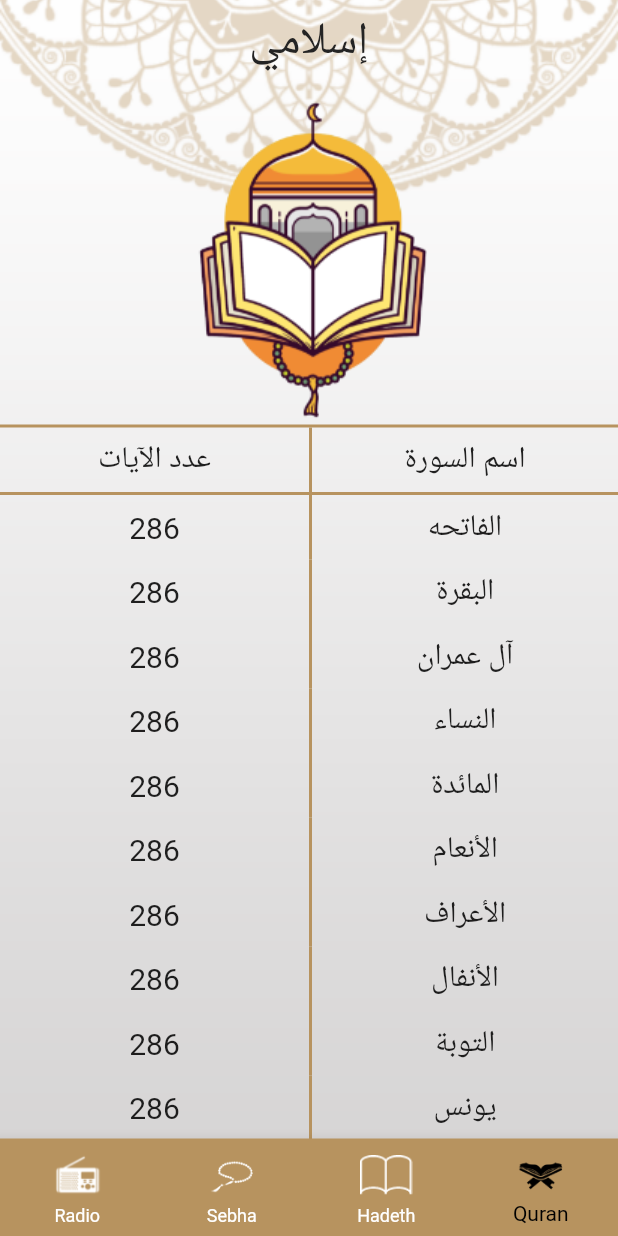
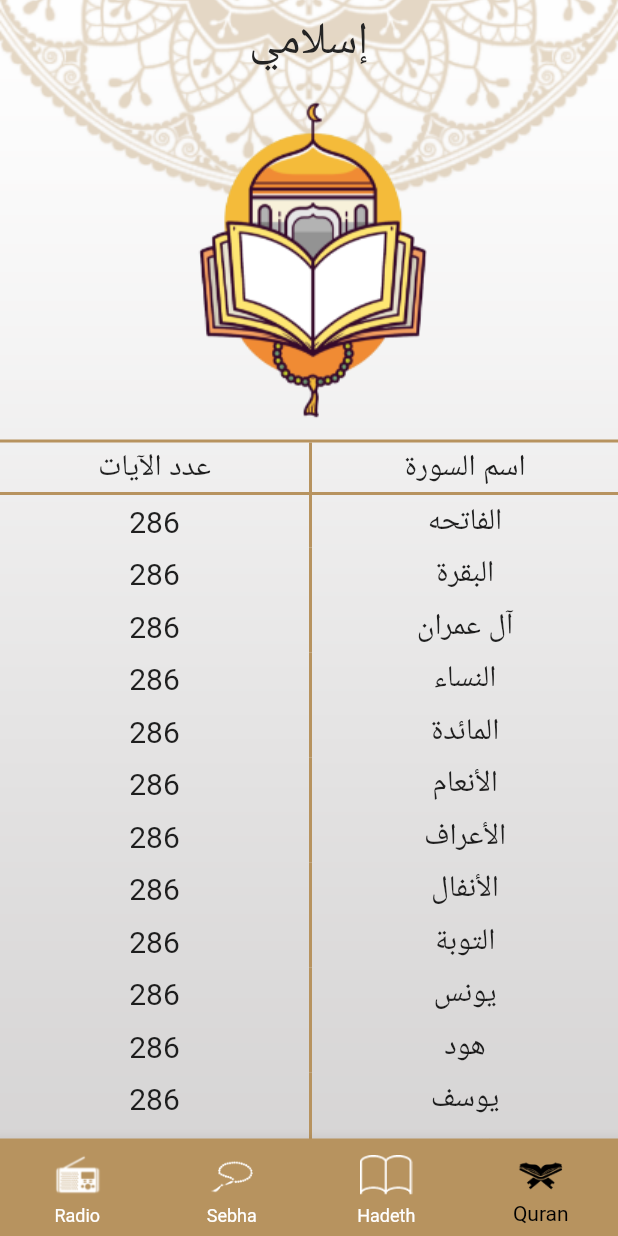
Before and after one commit to A7medabdelaty/Islami, a Flutter app: the screen it shows after launch, on a phone screen of 412 x 824 dp. Run offline on Flutter 3.47's test engine with Material 2 defaults, Android fonts, the phone set to English and light mode, and no system bars.

Commit message:
update sura_details.dart [add verses number]

```diff
--- a/lib/home_screen/quran_tab/quran_tab.dart
+++ b/lib/home_screen/quran_tab/quran_tab.dart
@@ -15,6 +15,7 @@ class QuranTab extends StatelessWidget {
         child: Column(
           children: [
             Image.asset('assets/images/qur2an_screen_logo.png'),
+            const SizedBox(height: 10,),
             Column(
               children: [
                 tableHead('عدد الآيات', 'اسم السورة'),
@@ -54,7 +55,7 @@ Widget tableHead(String txt1, String txt2) {
         ),
         Expanded(
           child: Container(
-            padding: const EdgeInsets.all(8),
+            padding: const EdgeInsets.all(3),
             alignment: Alignment.center,
             decoration: BoxDecoration(
               border: Border(
@@ -92,7 +93,7 @@ Widget tableRow(String num, String name, int index, context) {
         ),
         Expanded(
           child: Container(
-            padding: const EdgeInsets.all(8),
+            padding: const EdgeInsets.all(4),
             alignment: Alignment.center,
             decoration: BoxDecoration(
               border: Border(
--- a/lib/home_screen/quran_tab/sura_details.dart
+++ b/lib/home_screen/quran_tab/sura_details.dart
@@ -5,7 +5,7 @@ import 'package:islami/theme.dart';
 
 class SuraDetails extends StatefulWidget {
   const SuraDetails({Key? key}) : super(key: key);
-  static String routeName = 'sura tab';
+  static String routeName = 'sura details';
 
   @override
   State<SuraDetails> createState() => _SuraDetailsState();
@@ -52,7 +52,7 @@ class _SuraDetailsState extends State<SuraDetails> {
                     'بِسْمِ اللَّهِ الرَّحْمَنِ الرَّحِيمِ',
                     style: TextStyle(fontSize: 20, letterSpacing: 0.6),
                   ),
-                  Divider(),
+                  const Divider(),
                   Text(
                     textDirection: TextDirection.rtl,
                     newString,
```
